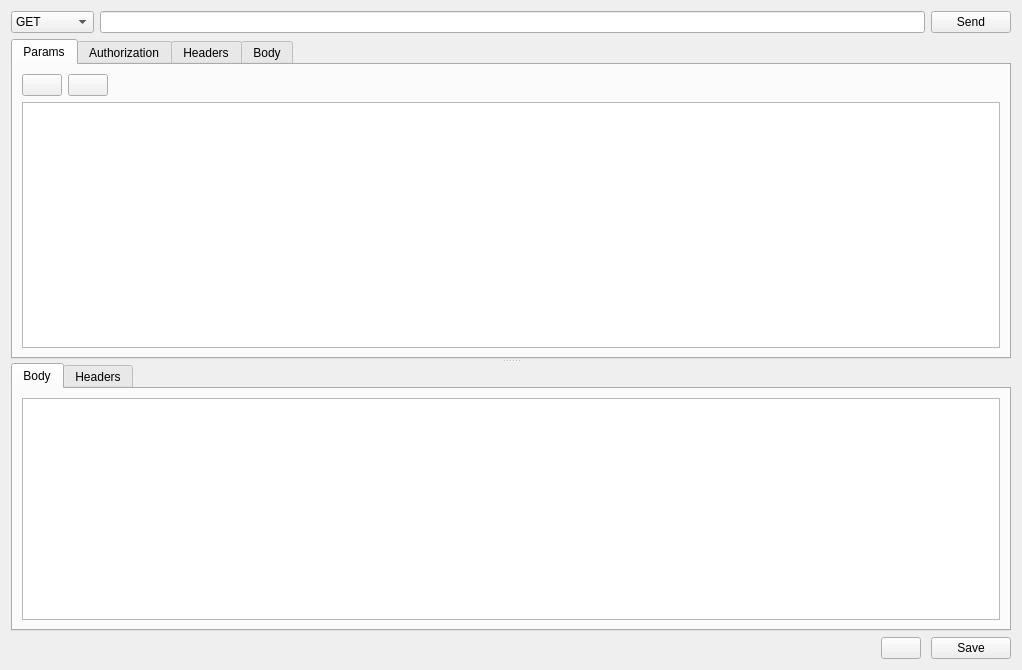
The window that forms/query_form.ui (apogza/RestyCage) describes before a commit, drawn with Qt 5.
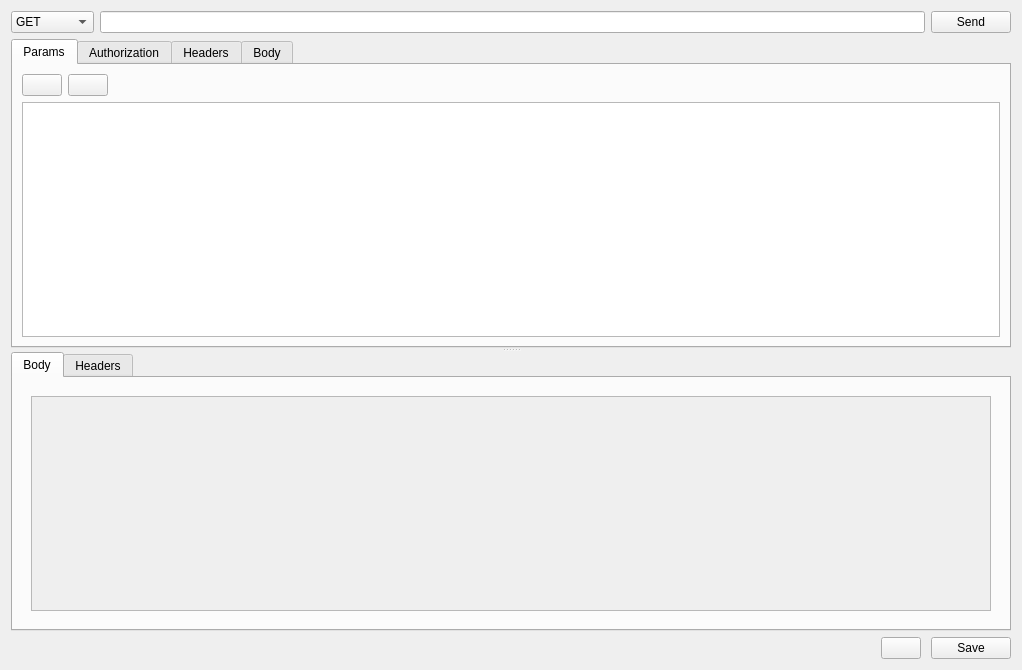
The same window after the commit. The open tabs and pages were chosen to show the change. Icons and pictures are not drawn.

Commit message: Add image and pdf visualisation support for query replies

Patch:
```diff
--- a/forms/query_form.ui
+++ b/forms/query_form.ui
@@ -769,10 +769,60 @@
        </attribute>
        <layout class="QGridLayout" name="gridLayout_6">
         <item row="0" column="0">
-         <widget class="QTextEdit" name="respBodyTextEdit">
-          <property name="readOnly">
-           <bool>true</bool>
-          </property>
+         <widget class="QStackedWidget" name="respBodyStackedWidget">
+          <widget class="QWidget" name="textBodyPage">
+           <layout class="QGridLayout" name="gridLayout_7">
+            <item row="0" column="0">
+             <widget class="QTextEdit" name="respBodyTextEdit">
+              <property name="readOnly">
+               <bool>true</bool>
+              </property>
+             </widget>
+            </item>
+           </layout>
+          </widget>
+          <widget class="QWidget" name="pdfBodyPage">
+           <layout class="QGridLayout" name="gridLayout_14"/>
+          </widget>
+          <widget class="QWidget" name="imgBodyPage">
+           <layout class="QGridLayout" name="gridLayout_10">
+            <item row="0" column="0">
+             <widget class="QScrollArea" name="scrollArea">
+              <property name="widgetResizable">
+               <bool>true</bool>
+              </property>
+              <widget class="QWidget" name="scrollAreaWidgetContents">
+               <property name="geometry">
+                <rect>
+                 <x>0</x>
+                 <y>0</y>
+                 <width>962</width>
+                 <height>201</height>
+                </rect>
+               </property>
+               <layout class="QGridLayout" name="gridLayout_13">
+                <item row="0" column="0">
+                 <widget class="QLabel" name="imgLabel">
+                  <property name="sizePolicy">
+                   <sizepolicy hsizetype="Preferred" vsizetype="Preferred">
+                    <horstretch>0</horstretch>
+                    <verstretch>0</verstretch>
+                   </sizepolicy>
+                  </property>
+                  <property name="text">
+                   <string/>
+                  </property>
+                  <property name="scaledContents">
+                   <bool>false</bool>
+                  </property>
+                 </widget>
+                </item>
+               </layout>
+              </widget>
+             </widget>
+            </item>
+           </layout>
+          </widget>
          </widget>
         </item>
        </layout>
```
The commit also changes 3 other files.
